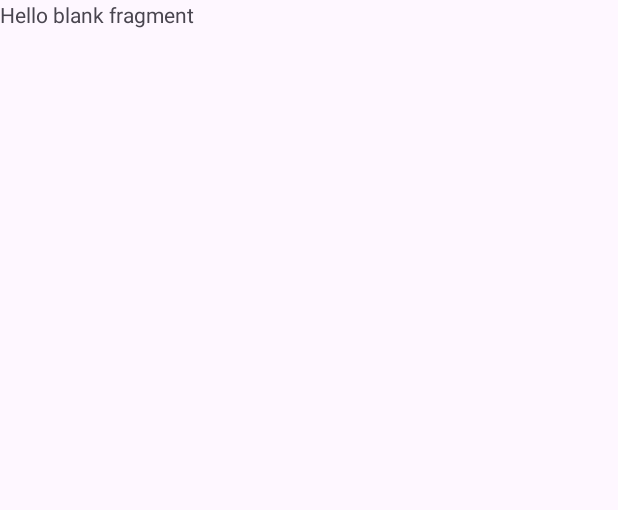
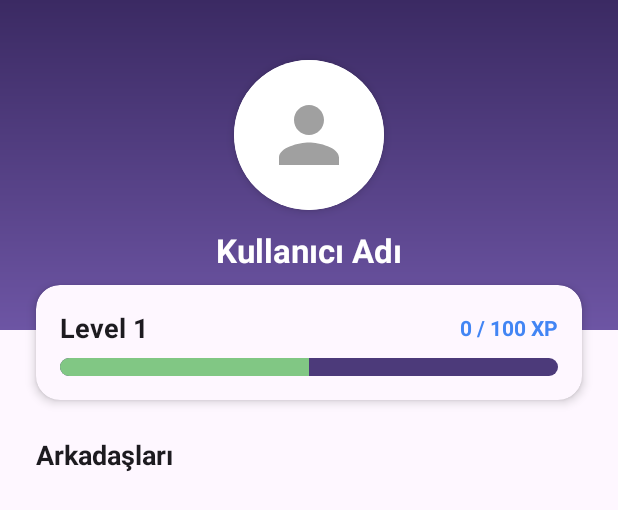
Before and after one commit to Caferix/Smart-Lang, an Android app: the layout fragment_other_user.xml on its own in the app's theme, with its tools: preview values and no code run, on a phone screen of 412 x 824 dp. Shown: the top 510 px of the screen. Run offline under Robolectric (Android 15) with nearby library versions, the phone set to English and light mode, and no system bars.

Commit message:
feat: redesign other user profile layout with new UI components

```diff
--- a/app/src/main/java/com/scu/smartlang/presentation/ui/profile/OtherUserFragment.java
+++ b/app/src/main/java/com/scu/smartlang/presentation/ui/profile/OtherUserFragment.java
@@ -37,7 +37,7 @@ public class OtherUserFragment extends Fragment {
 
     @Override
     public View onCreateView(@NonNull LayoutInflater inflater, ViewGroup container, Bundle savedInstanceState) {
-        return inflater.inflate(R.layout.fragment_profile, container, false);
+        return inflater.inflate(R.layout.fragment_other_user, container, false);
     }
 
     @Override
--- a/app/src/main/res/layout/fragment_other_user.xml
+++ b/app/src/main/res/layout/fragment_other_user.xml
@@ -1,14 +1,141 @@
 <?xml version="1.0" encoding="utf-8"?>
-<FrameLayout xmlns:android="http://schemas.android.com/apk/res/android"
+<androidx.constraintlayout.widget.ConstraintLayout xmlns:android="http://schemas.android.com/apk/res/android"
+    xmlns:app="http://schemas.android.com/apk/res-auto"
     xmlns:tools="http://schemas.android.com/tools"
     android:layout_width="match_parent"
     android:layout_height="match_parent"
+    android:background="?android:attr/colorBackground"
     tools:context=".presentation.ui.profile.OtherUserFragment">
 
-    <!-- TODO: Update blank fragment layout -->
+    <View
+        android:id="@+id/view_header_bg"
+        android:layout_width="match_parent"
+        android:layout_height="220dp"
+        android:background="@drawable/gradient_background_game"
+        app:layout_constraintTop_toTopOf="parent" />
+
+    <androidx.cardview.widget.CardView
+        android:id="@+id/cv_profile_image"
+        android:layout_width="100dp"
+        android:layout_height="100dp"
+        android:layout_marginTop="40dp"
+        app:cardCornerRadius="50dp"
+        app:cardElevation="4dp"
+        app:layout_constraintEnd_toEndOf="parent"
+        app:layout_constraintStart_toStartOf="parent"
+        app:layout_constraintTop_toTopOf="parent">
+
+        <ImageView
+            android:id="@+id/iv_profile_image"
+            android:layout_width="match_parent"
+            android:layout_height="match_parent"
+            android:background="@color/white"
+            android:padding="20dp"
+            android:scaleType="centerCrop"
+            android:src="@drawable/ic_person_24dp"
+            app:tint="@color/text_hint_gray" />
+    </androidx.cardview.widget.CardView>
+
     <TextView
+        android:id="@+id/tv_profile_name"
+        android:layout_width="wrap_content"
+        android:layout_height="wrap_content"
+        android:layout_marginTop="12dp"
+        android:textColor="@color/white"
+        android:textSize="22sp"
+        android:textStyle="bold"
+        app:layout_constraintEnd_toEndOf="parent"
+        app:layout_constraintStart_toStartOf="parent"
+        app:layout_constraintTop_toBottomOf="@id/cv_profile_image"
+        tools:text="Kullanıcı Adı" />
+
+    <androidx.cardview.widget.CardView
+        android:id="@+id/cv_stats"
         android:layout_width="match_parent"
-        android:layout_height="match_parent"
-        android:text="@string/hello_blank_fragment" />
+        android:layout_height="wrap_content"
+        android:layout_marginHorizontal="24dp"
+        android:layout_marginTop="-30dp"
+        app:cardBackgroundColor="?attr/colorSurface"
+        app:cardCornerRadius="16dp"
+        app:cardElevation="4dp"
+        app:layout_constraintTop_toBottomOf="@id/view_header_bg">
 
-</FrameLayout>
+        <LinearLayout
+            android:layout_width="match_parent"
+            android:layout_height="wrap_content"
+            android:orientation="vertical"
+            android:padding="16dp">
+
+            <LinearLayout
+                android:layout_width="match_parent"
+                android:layout_height="wrap_content"
+                android:gravity="center_vertical"
+                android:orientation="horizontal">
+
+                <TextView
+                    android:id="@+id/tv_level_label"
+                    android:layout_width="0dp"
+                    android:layout_height="wrap_content"
+                    android:layout_weight="1"
+                    android:text="Level 1"
+                    android:textColor="?android:attr/textColorPrimary"
+                    android:textSize="18sp"
+                    android:textStyle="bold" />
+
+                <TextView
+                    android:id="@+id/tv_xp_label"
+                    android:layout_width="wrap_content"
+                    android:layout_height="wrap_content"
+                    android:text="0 / 100 XP"
+                    android:textColor="@color/button_blue"
+                    android:textSize="14sp"
+                    android:textStyle="bold" />
+            </LinearLayout>
+
+            <ProgressBar
+                android:id="@+id/pb_profile_xp"
+                style="?android:attr/progressBarStyleHorizontal"
+                android:layout_width="match_parent"
+                android:layout_height="12dp"
+                android:layout_marginTop="8dp"
+                android:progress="50"
+                android:progressDrawable="@drawable/progress_bar_custom_game" />
+        </LinearLayout>
+    </androidx.cardview.widget.CardView>
+
+    <TextView
+        android:id="@+id/tv_friends_title"
+        android:layout_width="wrap_content"
+        android:layout_height="wrap_content"
+        android:layout_marginStart="24dp"
+        android:layout_marginTop="24dp"
+        android:text="Arkadaşları"
+        android:textColor="?android:attr/textColorPrimary"
+        android:textSize="18sp"
+        android:textStyle="bold"
+        app:layout_constraintStart_toStartOf="parent"
+        app:layout_constraintTop_toBottomOf="@id/cv_stats" />
+
+    <Button
+        android:id="@+id/btn_send_friend_request"
+        android:layout_width="wrap_content"
+        android:layout_height="wrap_content"
+        android:layout_marginTop="8dp"
+        android:text="Arkadaş Ekle"
+        android:visibility="gone"
+        app:layout_constraintEnd_toEndOf="parent"
+        app:layout_constraintStart_toStartOf="parent"
+        app:layout_constraintTop_toBottomOf="@id/tv_friends_title" />
+
+    <androidx.recyclerview.widget.RecyclerView
+        android:id="@+id/rv_friends"
+        android:layout_width="match_parent"
+        android:layout_height="0dp"
+        android:layout_marginHorizontal="16dp"
+        android:layout_marginTop="8dp"
+        android:clipToPadding="false"
+        android:paddingBottom="16dp"
+        app:layout_constraintBottom_toBottomOf="parent"
+        app:layout_constraintTop_toBottomOf="@id/btn_send_friend_request" />
+
+</androidx.constraintlayout.widget.ConstraintLayout>
```
